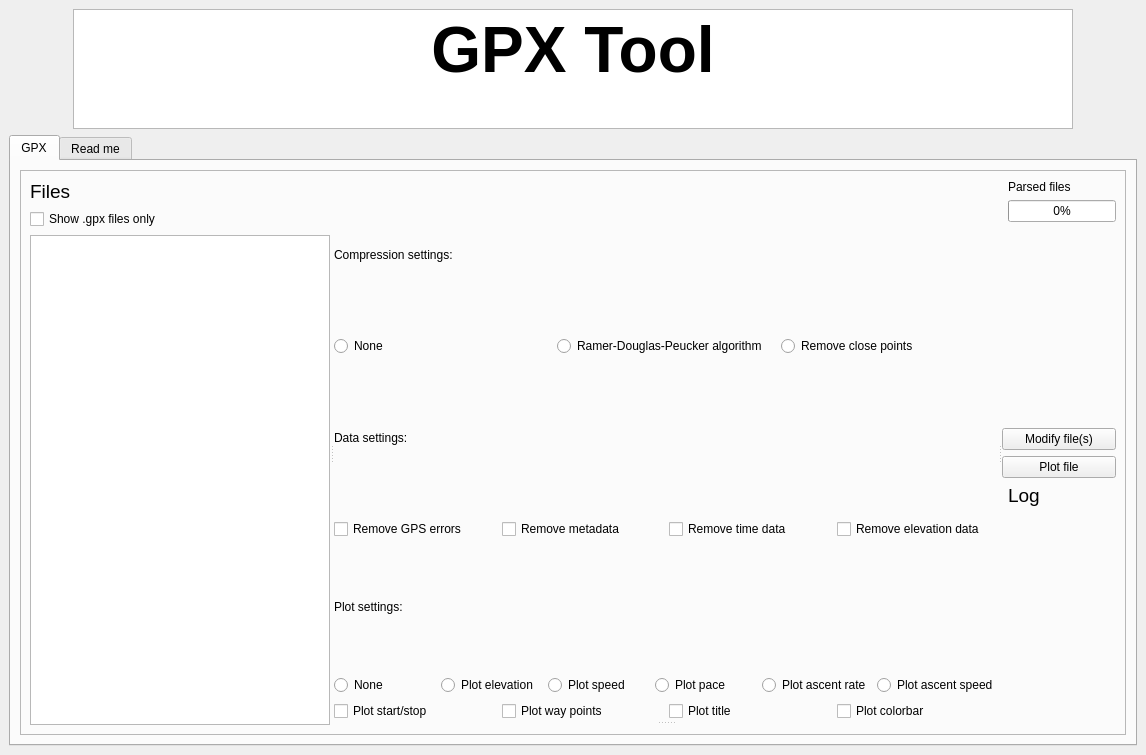
FABallemand/GPX_Tool, file src/app/application.ui: the form before one commit.
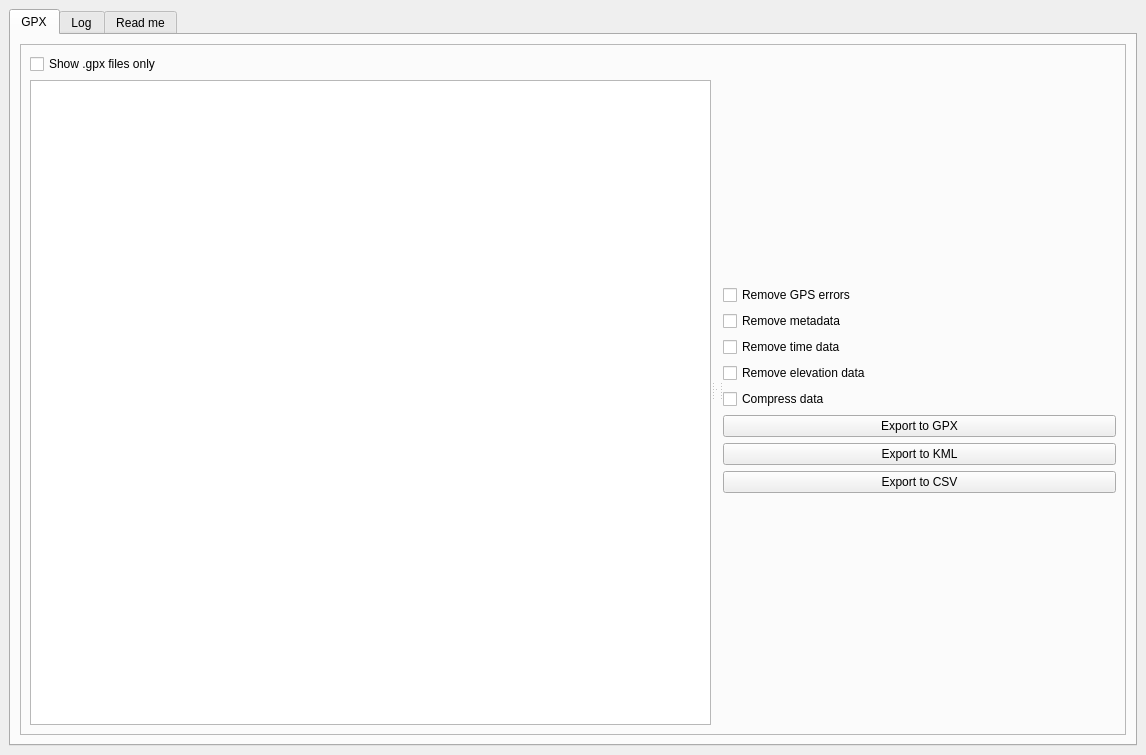
The form after the commit. Icons and pictures are not drawn.

Patch:
```diff
--- a/src/app/application.ui
+++ b/src/app/application.ui
@@ -21,7 +21,7 @@
    <layout class="QGridLayout" name="gridLayout_2">
     <item row="0" column="8">
      <layout class="QHBoxLayout" name="horizontalLayout">
-      <item>
+            <!-- <item>
        <widget class="QTextBrowser" name="textBrowser">
         <property name="maximumSize">
          <size>
@@ -33,14 +33,21 @@
          <enum>Qt::ScrollBarAsNeeded</enum>
         </property>
         <property name="html">
-         <string>&lt;!DOCTYPE HTML PUBLIC &quot;-//W3C//DTD HTML 4.0//EN&quot; &quot;http://www.w3.org/TR/REC-html40/strict.dtd&quot;&gt;
-&lt;html&gt;&lt;head&gt;&lt;meta name=&quot;qrichtext&quot; content=&quot;1&quot; /&gt;&lt;style type=&quot;text/css&quot;&gt;
-p, li { white-space: pre-wrap; }
-&lt;/style&gt;&lt;/head&gt;&lt;body style=&quot; font-family:'Ubuntu'; font-size:11pt; font-weight:400; font-style:normal;&quot;&gt;
-&lt;p align=&quot;center&quot; style=&quot; margin-top:0px; margin-bottom:0px; margin-left:0px; margin-right:0px; -qt-block-indent:0; text-indent:0px;&quot;&gt;&lt;span style=&quot; font-family:'Sans Serif'; font-size:48pt; font-weight:704;&quot;&gt;GPX Tool&lt;/span&gt;&lt;/p&gt;&lt;/body&gt;&lt;/html&gt;</string>
-        </property>
-       </widget>
-      </item>
+                  <string>&lt;!DOCTYPE HTML PUBLIC &quot;-//W3C//DTD HTML 4.0//EN&quot;
+                    &quot;http://www.w3.org/TR/REC-html40/strict.dtd&quot;&gt;
+                    &lt;html&gt;&lt;head&gt;&lt;meta name=&quot;qrichtext&quot;
+                    content=&quot;1&quot; /&gt;&lt;style type=&quot;text/css&quot;&gt;
+                    p, li { white-space: pre-wrap; }
+                    &lt;/style&gt;&lt;/head&gt;&lt;body style=&quot; font-family:'Ubuntu';
+                    font-size:11pt; font-weight:400; font-style:normal;&quot;&gt;
+                    &lt;p align=&quot;center&quot; style=&quot; margin-top:0px; margin-bottom:0px;
+                    margin-left:0px; margin-right:0px; -qt-block-indent:0;
+                    text-indent:0px;&quot;&gt;&lt;span style=&quot; font-family:'Sans Serif';
+                    font-size:48pt; font-weight:704;&quot;&gt;GPX
+            Tool&lt;/span&gt;&lt;/p&gt;&lt;/body&gt;&lt;/html&gt;</string>
+                </property>
+              </widget>
+            </item> -->
      </layout>
     </item>
     <item row="2" column="8">
@@ -81,16 +88,6 @@
                <property name="leftMargin">
                 <number>0</number>
                </property>
-               <item>
-                <widget class="QLabel" name="label_6">
-                 <property name="text">
-                  <string>
-                                      &lt;html&gt;&lt;head/&gt;&lt;body&gt;&lt;p&gt;&lt;span
-                                      style=&quot;
-                                      font-size:14pt;&quot;&gt;Files&lt;/span&gt;&lt;/p&gt;&lt;/body&gt;&lt;/html&gt;</string>
-                 </property>
-                </widget>
-               </item>
                <item>
                 <widget class="QCheckBox" name="checkbox_show_gpx">
                  <property name="minimumSize">
@@ -121,55 +118,20 @@
               </property>
               <widget class="QWidget" name="layoutWidget">
                <layout class="QVBoxLayout" name="verticalLayout">
-                <item>
-                 <layout class="QVBoxLayout" name="verticalLayout_2">
-                  <item>
-                   <widget class="QLabel" name="label">
-                    <property name="text">
-                     <string>Compression settings:</string>
-                    </property>
-                   </widget>
-                  </item>
-                  <item>
-                   <layout class="QHBoxLayout" name="horizontalLayout_6">
-                    <item>
-                     <widget class="QRadioButton" name="radio_button_none_compress">
-                      <property name="text">
-                       <string>None</string>
-                      </property>
-                     </widget>
-                    </item>
-                    <item>
-                     <widget class="QRadioButton" name="radio_button_RDP">
-                      <property name="text">
-                       <string>Ramer-Douglas-Peucker algorithm</string>
-                      </property>
-                     </widget>
-                    </item>
+
+                              </layout>
+                            </widget>
+                            <widget class="QWidget" name="horizontalLayoutWidget">
+                              <layout class="QHBoxLayout" name="horizontalLayout_2" />
+                            </widget>
+                          </widget>
+                          <widget class="QWidget" name="layoutWidget">
+                            <layout class="QVBoxLayout" name="verticalLayout_right">
                     <item>
-                     <widget class="QRadioButton" name="radio_button_remove_close">
-                      <property name="text">
-                       <string>Remove close points</string>
-                      </property>
-                     </widget>
-                    </item>
-                   </layout>
-                  </item>
-                 </layout>
-                </item>
+                                <layout class="QVBoxLayout" name="verticalLayout_4">
                 <item>
-                 <layout class="QVBoxLayout" name="verticalLayout_3">
-                  <item>
-                   <widget class="QLabel" name="label">
-                    <property name="text">
-                     <string>Data settings:</string>
-                    </property>
-                   </widget>
-                  </item>
-                  <item>
-                   <layout class="QHBoxLayout" name="horizontalLayout_4">
-                    <item>
-                     <widget class="QCheckBox" name="checkbox_remove_GPS_errors">
+                                    <widget class="QCheckBox"
+                                      name="checkbox_remove_GPS_errors">
                       <property name="minimumSize">
                        <size>
                         <width>121</width>
@@ -244,69 +206,8 @@
                       </property>
                      </widget>
                     </item>
-                   </layout>
-                  </item>
-                 </layout>
-                </item>
                 <item>
-                 <layout class="QVBoxLayout" name="verticalLayout_3">
-                  <item>
-                   <widget class="QLabel" name="label">
-                    <property name="text">
-                     <string>Plot settings:</string>
-                    </property>
-                   </widget>
-                  </item>
-                  <item>
-                   <layout class="QHBoxLayout" name="horizontalLayout_4">
-                    <item>
-                     <widget class="QRadioButton" name="radio_button_none_plot">
-                      <property name="text">
-                       <string>None</string>
-                      </property>
-                     </widget>
-                    </item>
-                    <item>
-                     <widget class="QRadioButton" name="radio_button_elevation">
-                      <property name="text">
-                       <string>Plot elevation</string>
-                      </property>
-                     </widget>
-                    </item>
-                    <item>
-                     <widget class="QRadioButton" name="radio_button_speed">
-                      <property name="text">
-                       <string>Plot speed</string>
-                      </property>
-                     </widget>
-                    </item>
-                    <item>
-                     <widget class="QRadioButton" name="radio_button_pace">
-                      <property name="text">
-                       <string>Plot pace</string>
-                      </property>
-                     </widget>
-                    </item>
-                    <item>
-                     <widget class="QRadioButton" name="radio_button_ascent_rate">
-                      <property name="text">
-                       <string>Plot ascent rate</string>
-                      </property>
-                     </widget>
-                    </item>
-                    <item>
-                     <widget class="QRadioButton" name="radio_button_ascent_speed">
-                      <property name="text">
-                       <string>Plot ascent speed</string>
-                      </property>
-                     </widget>
-                    </item>
-                   </layout>
-                  </item>
-                  <item>
-                   <layout class="QHBoxLayout" name="horizontalLayout_4">
-                    <item>
-                     <widget class="QCheckBox" name="checkbox_plot_start_stop_points">
+                                    <widget class="QCheckBox" name="checkbox_compress_data">
                       <property name="minimumSize">
                        <size>
                         <width>121</width>
@@ -320,135 +221,63 @@
                        </size>
                       </property>
                       <property name="text">
-                       <string>Plot start/stop</string>
+                                        <string>Compress data</string>
                       </property>
                      </widget>
                     </item>
                     <item>
-                     <widget class="QCheckBox" name="checkbox_plot_way_points">
-                      <property name="minimumSize">
-                       <size>
-                        <width>121</width>
-                        <height>0</height>
-                       </size>
-                      </property>
-                      <property name="maximumSize">
-                       <size>
-                        <width>242</width>
-                        <height>16777215</height>
-                       </size>
-                      </property>
+                                    <widget class="QPushButton" name="button_export_gpx">
                       <property name="text">
-                       <string>Plot way points</string>
+                                        <string>Export to GPX</string>
                       </property>
                      </widget>
                     </item>
                     <item>
-                     <widget class="QCheckBox" name="checkbox_plot_title">
-                      <property name="minimumSize">
-                       <size>
-                        <width>121</width>
-                        <height>0</height>
-                       </size>
-                      </property>
-                      <property name="maximumSize">
-                       <size>
-                        <width>242</width>
-                        <height>16777215</height>
-                       </size>
-                      </property>
+                                    <widget class="QPushButton" name="button_export_kml">
                       <property name="text">
-                       <string>Plot title</string>
+                                        <string>Export to KML</string>
                       </property>
                      </widget>
                     </item>
                     <item>
-                     <widget class="QCheckBox" name="checkbox_plot_colorbar">
-                      <property name="minimumSize">
-                       <size>
-                        <width>121</width>
-                        <height>0</height>
-                       </size>
-                      </property>
-                      <property name="maximumSize">
-                       <size>
-                        <width>242</width>
-                        <height>16777215</height>
-                       </size>
-                      </property>
+                                    <widget class="QPushButton" name="button_export_csv">
                       <property name="text">
-                       <string>Plot colorbar</string>
+                                        <string>Export to CSV</string>
                       </property>
                      </widget>
                     </item>
                    </layout>
                   </item>
                  </layout>
-                </item>
-               </layout>
-              </widget>
-              <widget class="QWidget" name="horizontalLayoutWidget">
-               <layout class="QHBoxLayout" name="horizontalLayout_2"/>
-              </widget>
-             </widget>
-             <widget class="QWidget" name="layoutWidget">
-              <layout class="QVBoxLayout" name="verticalLayout_right">
-               <item>
-                <layout class="QFormLayout" name="formLayout_5">
-                 <item row="0" column="1">
-                  <widget class="QLabel" name="progress_bar_label">
-                   <property name="text">
-                    <string>Parsed files</string>
-                   </property>
-                  </widget>
-                 </item>
-                 <item row="1" column="1">
-                  <widget class="QProgressBar" name="fileProgressBar">
-                   <property name="value">
-                    <number>0</number>
-                   </property>
+                          </widget>
+                        </widget>
+                      </item>
+                    </layout>
                   </widget>
                  </item>
                 </layout>
-               </item>
-               <item>
-                <layout class="QVBoxLayout" name="verticalLayout_4">
-                 <item>
-                  <widget class="QPushButton" name="button_modify_files">
-                   <property name="text">
-                    <string>Modify file(s)</string>
-                   </property>
-                  </widget>
-                 </item>
-                 <item>
-                  <widget class="QPushButton" name="button_plot_file">
-                   <property name="text">
-                    <string>Plot file</string>
-                   </property>
-                  </widget>
-                 </item>
-                </layout>
-               </item>
-               <item>
+            </widget>
+            <widget class="QWidget" name="log_tab">
+              <property name="enabled">
+                <bool>true</bool>
+              </property>
+              <attribute name="title">
+                <string>Log</string>
+              </attribute>
+              <layout class="QGridLayout" name="gridLayout_10">
+                <item row="0" column="0">
                 <layout class="QFormLayout" name="log">
                  <item row="0" column="1">
                   <widget class="QLabel" name="label_7">
                    <property name="text">
                     <string>
-                                          &lt;html&gt;&lt;head/&gt;&lt;body&gt;&lt;p&gt;&lt;span
-                                          style=&quot;
-                                          font-size:14pt;&quot;&gt;Log&lt;/span&gt;&lt;/p&gt;&lt;/body&gt;&lt;/html&gt;</string>
+                            &lt;html&gt;&lt;head/&gt;&lt;body&gt;&lt;p&gt;&lt;span
+                            style=&quot;
+                            font-size:14pt;&quot;&gt;Log&lt;/span&gt;&lt;/p&gt;&lt;/body&gt;&lt;/html&gt;</string>
                    </property>
                   </widget>
                  </item>
                 </layout>
-               </item>
-              </layout>
-             </widget>
-            </widget>
-           </item>
-          </layout>
-         </widget>
         </item>
        </layout>
       </widget>
```
Left out of the diff: 10 changed lines with no effect on the pictures. Lines whose indentation alone changed are shown as unchanged.
